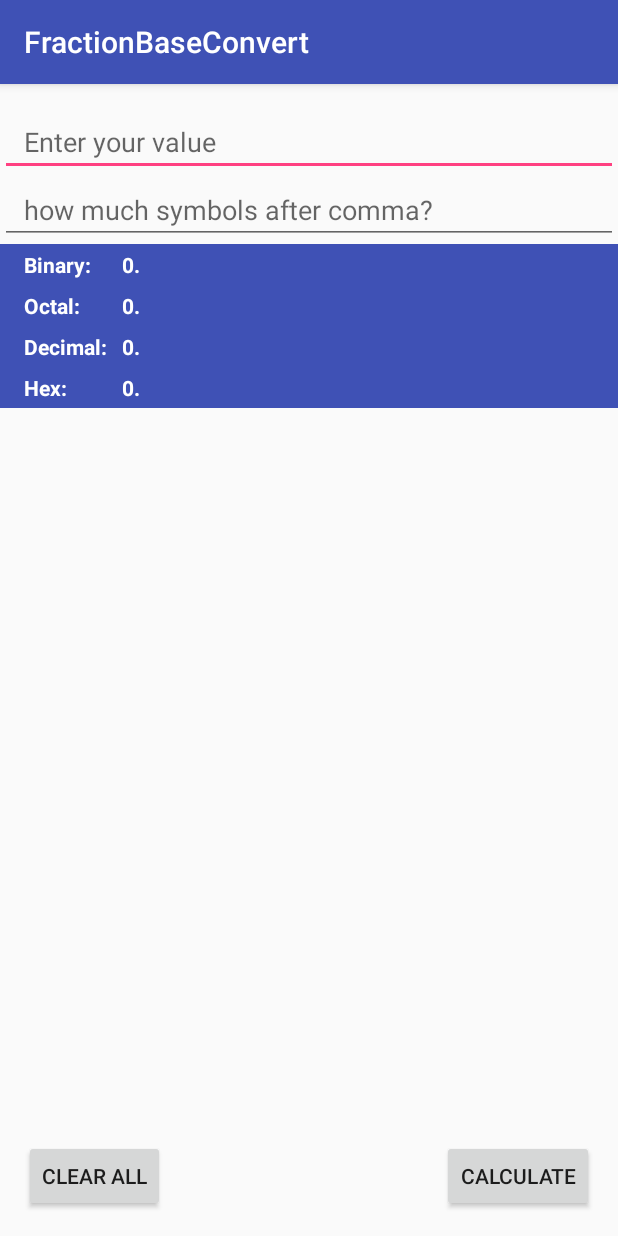
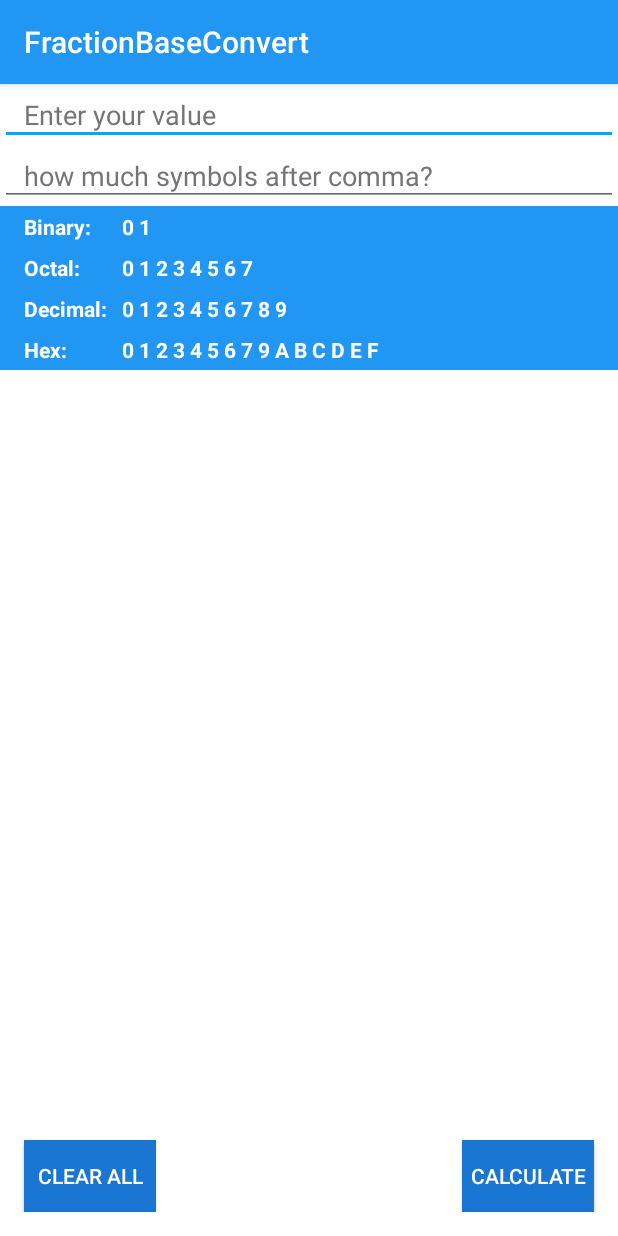
Before and after one commit to SashaKhyzhun/Android-Fraction-Base-Converter, an Android app: the screen it shows after launch (MainActivity), after a tap on "CALCULATE", on a phone screen of 412 x 824 dp. Run offline under Robolectric (Android 15) with nearby library versions, the phone set to English and light mode, and no system bars.

Commit message:
worked with themes

```diff
--- a/app/src/main/java/com/sashakhyzhun/fractionbaseconverter/MainActivity.java
+++ b/app/src/main/java/com/sashakhyzhun/fractionbaseconverter/MainActivity.java
@@ -63,10 +63,12 @@ public class MainActivity extends AppCompatActivity {
                     count = 0;
                 }
 
-                tvBinary  .setText(convertToBinary  (number, count));
-                tvOctal   .setText(convertToOctal   (number, count));
-                tvDecimal .setText(convertToDecimal (number, count));
-                tvHex     .setText(convertToHex     (number, count));
+                if (!etCount.getText().toString().equals("") && !etValue.getText().toString().equals("")) {
+                    tvBinary.setText(convertToBinary(number, count));
+                    tvOctal.setText(convertToOctal(number, count));
+                    tvDecimal.setText(convertToDecimal(number, count));
+                    tvHex.setText(convertToHex(number, count));
+                }
 
             }
         });
--- a/app/src/main/res/layout/activity_main.xml
+++ b/app/src/main/res/layout/activity_main.xml
@@ -4,20 +4,24 @@
     android:id="@+id/activity_main"
     android:layout_width="match_parent"
     android:layout_height="match_parent"
+    android:background="@color/white"
     android:paddingBottom="@dimen/activity_vertical_margin"
-    android:paddingTop="@dimen/activity_vertical_margin"
     tools:context="com.sashakhyzhun.fractionbaseconverter.MainActivity">
 
     <EditText
         android:layout_width="match_parent"
         android:layout_height="wrap_content"
         android:inputType="numberDecimal"
+        android:textColor="@color/primary_text"
+        android:paddingTop="8dp"
+        android:paddingBottom="8dp"
         android:paddingLeft="@dimen/activity_horizontal_margin"
         android:paddingRight="@dimen/activity_horizontal_margin"
         android:maxLength="10"
         android:id="@+id/etValue"
         android:hint="Enter your value"
-        android:textColorLink="@color/colorPrimaryDark" />
+        android:textColorHint="@color/secondary_text"
+        />
 
     <EditText
         android:layout_width="match_parent"
@@ -25,11 +29,15 @@
         android:id="@+id/countAfterComma"
         android:paddingLeft="@dimen/activity_horizontal_margin"
         android:paddingRight="@dimen/activity_horizontal_margin"
+        android:paddingTop="8dp"
+        android:paddingBottom="8dp"
         android:hint="how much symbols after comma?"
+        android:textColorHint="@color/secondary_text"
+        android:textColor="@color/primary_text"
         android:maxLength="2"
         android:inputType="number"
         android:layout_below="@+id/etValue"
-        android:textColorLink="?attr/actionModeSplitBackground" />
+        />
 
 
     <LinearLayout
@@ -37,7 +45,7 @@
         android:layout_below="@+id/countAfterComma"
         android:layout_width="match_parent"
         android:layout_height="wrap_content"
-        android:background="@color/colorPrimary"
+        android:background="@color/primary"
         android:paddingTop="@dimen/activity_margin_4dp"
         android:paddingBottom="@dimen/activity_margin_4dp"
         android:paddingLeft="@dimen/activity_horizontal_margin"
@@ -45,10 +53,10 @@
 
         <TextView
             android:text="Binary: "
-            android:textColor="@color/white"
             android:layout_height="wrap_content"
             android:layout_width="65dp"
             android:id="@+id/tvBinary"
+            android:textColor="@color/white"
             android:textStyle="normal|bold"
             />
 
@@ -68,7 +76,7 @@
         android:layout_below="@id/layout_binary"
         android:layout_width="match_parent"
         android:layout_height="wrap_content"
-        android:background="@color/colorPrimary"
+        android:background="@color/primary"
         android:paddingTop="@dimen/activity_margin_4dp"
         android:paddingBottom="@dimen/activity_margin_4dp"
         android:paddingLeft="@dimen/activity_horizontal_margin"
@@ -100,7 +108,7 @@
         android:paddingRight="@dimen/activity_horizontal_margin"
         android:paddingTop="@dimen/activity_margin_4dp"
         android:paddingBottom="@dimen/activity_margin_4dp"
-        android:background="@color/colorPrimary"
+        android:background="@color/primary"
         android:layout_width="match_parent"
         android:layout_height="wrap_content">
 
@@ -108,8 +116,8 @@
             android:text="Decimal:"
             android:layout_width="65dp"
             android:layout_height="wrap_content"
+            android:id="@+id/tvDecimal"
             android:textColor="@color/white"
-            android:id="@+id/tvDecimal"
             android:textStyle="normal|bold" />
 
         <TextView
@@ -128,7 +136,7 @@
         android:layout_below="@id/layout_decimal"
         android:layout_width="match_parent"
         android:layout_height="wrap_content"
-        android:background="@color/colorPrimary"
+        android:background="@color/primary"
         android:paddingTop="@dimen/activity_margin_4dp"
         android:paddingBottom="@dimen/activity_margin_4dp"
         android:paddingLeft="@dimen/activity_horizontal_margin"
@@ -138,8 +146,8 @@
             android:text="Hex:"
             android:layout_width="65dp"
             android:layout_height="wrap_content"
+            android:id="@+id/tvHex"
             android:textColor="@color/white"
-            android:id="@+id/tvHex"
             android:textStyle="normal|bold" />
 
         <TextView
@@ -161,6 +169,8 @@
         android:id="@+id/buttonOk"
         android:layout_width="wrap_content"
         android:layout_height="wrap_content"
+        android:background="@color/primary_dark"
+        android:textColor="@color/white"
         android:layout_alignParentBottom="true"
         android:layout_alignParentRight="true"
         android:layout_alignParentEnd="true"
@@ -172,6 +182,8 @@
         android:id="@+id/buttonClear"
         android:layout_width="wrap_content"
         android:layout_height="wrap_content"
+        android:background="@color/primary_dark"
+        android:textColor="@color/white"
         android:layout_alignParentBottom="true"
         android:layout_alignParentLeft="true"
         android:layout_alignParentStart="true"
--- a/app/src/main/res/values/colors.xml
+++ b/app/src/main/res/values/colors.xml
@@ -1,7 +1,13 @@
 <?xml version="1.0" encoding="utf-8"?>
 <resources>
-    <color name="colorPrimary">#3F51B5</color>
-    <color name="colorPrimaryDark">#303F9F</color>
-    <color name="colorAccent">#FF4081</color>
+    <color name="primary">#2196F3</color>
+    <color name="primary_dark">#1976D2</color>
+    <color name="primary_light">#BBDEFB</color>
+    <color name="accent">#03A9F4</color>
+    <color name="primary_text">#212121</color>
+    <color name="secondary_text">#757575</color>
+    <color name="icons">#FFFFFF</color>
+    <color name="divider">#BDBDBD</color>
+
     <color name="white">#FFF</color>
 </resources>
--- a/app/src/main/res/values/styles.xml
+++ b/app/src/main/res/values/styles.xml
@@ -3,9 +3,9 @@
     <!-- Base application theme. -->
     <style name="AppTheme" parent="Theme.AppCompat.Light.DarkActionBar">
         <!-- Customize your theme here. -->
-        <item name="colorPrimary">@color/colorPrimary</item>
-        <item name="colorPrimaryDark">@color/colorPrimaryDark</item>
-        <item name="colorAccent">@color/colorAccent</item>
+        <item name="colorPrimary">@color/primary</item>
+        <item name="colorPrimaryDark">@color/primary_dark</item>
+        <item name="colorAccent">@color/accent</item>
     </style>
 
 </resources>
```
